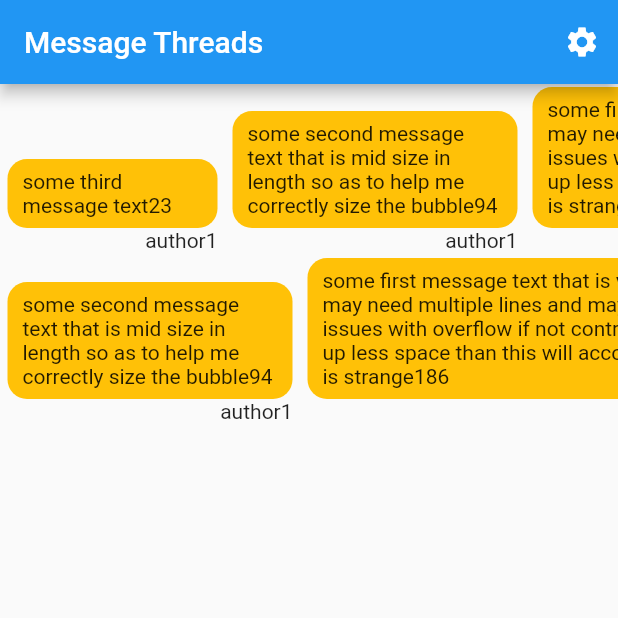
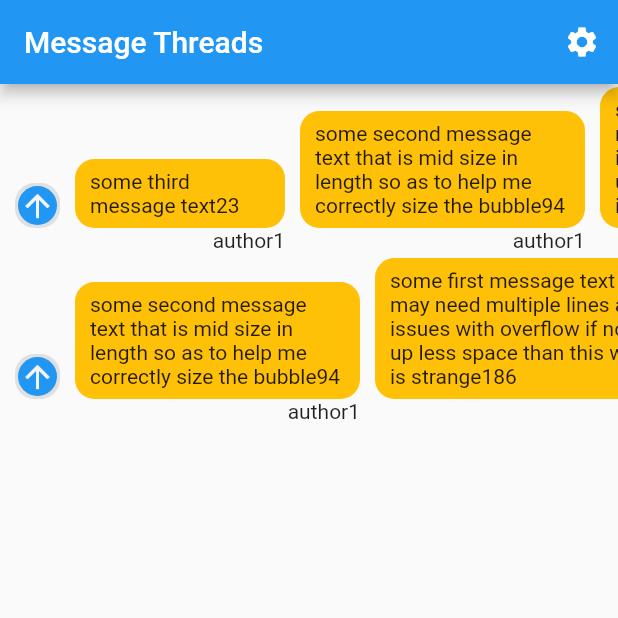
Before and after one commit to spatulea/skelly, a Flutter app: the screen it shows after launch, on a phone screen of 412 x 824 dp, the top half of it. Run offline on Flutter 3.47's test engine with Material 2 defaults, Android fonts, the phone set to English and light mode, and no system bars; our stand-ins replace cloud_firestore; accounts and stored records are empty; generated files the repository leaves out were written again.

Commit message:
Now with a textfield!

```diff
--- a/lib/src/message/message_thread.dart
+++ b/lib/src/message/message_thread.dart
@@ -1,15 +1,22 @@
 import 'package:flutter/material.dart';
+import 'package:skelly/src/message/options_bubble.dart';
+import 'package:skelly/src/message/thread_controller.dart';
 
 import 'message.dart';
 import 'message_bubble.dart';
 
 class MessageThread extends StatelessWidget {
-  MessageThread({Key? key, required this.thread}) : super(key: key);
+  MessageThread(
+      {Key? key, required this.threadController, required this.threadIndex})
+      : super(key: key);
 
-  final Thread thread;
+  final ThreadController threadController;
+  final int threadIndex;
 
   @override
   Widget build(BuildContext context) {
+    final Thread thread = threadController.threads[threadIndex];
+
     return SingleChildScrollView(
         scrollDirection: Axis.horizontal,
         child: Row(
@@ -17,7 +24,11 @@ class MessageThread extends StatelessWidget {
           children: <Widget>[
             // TODO optimize building of large threads
             for (var message in thread.messages.values)
-              MessageBubble(message: message)
+              MessageBubble(message: message),
+            OptionsBubble(
+              threadController: threadController,
+              threadIndex: threadIndex,
+            ),
           ].reversed.toList(),
         ));
   }
--- /dev/null
+++ b/lib/src/message/options_bubble.dart
@@ -0,0 +1,102 @@
+import 'package:flutter/material.dart';
+import 'package:flutter/services.dart';
+import 'package:skelly/src/message/send_button.dart';
+import 'package:skelly/src/message/thread_controller.dart';
+
+class OptionsBubble extends StatefulWidget {
+  const OptionsBubble(
+      {Key? key, required this.threadController, required this.threadIndex})
+      : super(key: key);
+
+  final ThreadController threadController;
+  final int threadIndex;
+
+  @override
+  State<OptionsBubble> createState() => _OptionsBubbleState();
+}
+
+class _OptionsBubbleState extends State<OptionsBubble> {
+  late bool buttonMode;
+
+  @override
+  void initState() {
+    buttonMode = true;
+    // TODO: implement initState
+    super.initState();
+  }
+
+  @override
+  Widget build(BuildContext context) {
+    return Column(
+      children: [
+        Row(
+          children: [
+            AnimatedContainer(
+                duration: const Duration(seconds: 2),
+                curve: Curves.fastLinearToSlowEaseIn,
+                margin: const EdgeInsets.fromLTRB(10, 2, 5, 2),
+                padding: buttonMode
+                    ? const EdgeInsets.fromLTRB(2, 2, 2, 2)
+                    : const EdgeInsets.fromLTRB(10, 10, 10, 10),
+                decoration: BoxDecoration(
+                  color: Colors.grey.shade300,
+                  borderRadius: BorderRadius.circular(13),
+                ),
+                width:
+                    buttonMode ? 30 : MediaQuery.of(context).size.width - 150,
+                child: Row(
+                  crossAxisAlignment: CrossAxisAlignment.end,
+                  children: [
+                    Expanded(
+                      child: buttonMode
+                          ? Container()
+                          : const TextField(
+                              textAlignVertical: TextAlignVertical.bottom,
+                              decoration: InputDecoration(
+                                  counterText: '',
+                                  contentPadding: EdgeInsets.all(2),
+                                  border: InputBorder.none,
+                                  isDense: true),
+                              minLines: 1,
+                              maxLines: 8,
+                              maxLength: 200,
+                              autofocus: true,
+                            ),
+                    ),
+                    SendButton(
+                        height: 26,
+                        width: 26,
+                        onSubmit: () => setState(() {
+                              buttonMode = !buttonMode;
+                            })),
+                  ],
+                )),
+          ],
+        ),
+        // Empty text container to match height to message bubble author label
+        const Text(
+          '',
+          textAlign: TextAlign.end,
+        ),
+      ],
+    );
+  }
+
+  @override
+  void dispose() {
+    // TODO: implement dispose
+    super.dispose();
+  }
+}
+
+
+
+                  // ? IconButton(
+                  //     iconSize: 30,
+                  //     icon: const Icon(Icons.add),
+                  //     onPressed: () {
+                  //       setState(() {
+                  //         buttonMode = false;
+                  //       });
+                  //     },
+                  //   )
--- /dev/null
+++ b/lib/src/message/send_button.dart
@@ -0,0 +1,34 @@
+import 'package:flutter/material.dart';
+
+class SendButton extends StatelessWidget {
+  const SendButton({
+    Key? key,
+    this.width = 26,
+    this.height = 26,
+    this.onSubmit,
+  }) : super(key: key);
+
+  final VoidCallback? onSubmit;
+  final double width;
+  final double height;
+
+  @override
+  Widget build(BuildContext context) {
+    return GestureDetector(
+      child: Container(
+        width: width,
+        height: height,
+        padding: const EdgeInsets.all(0),
+        decoration: BoxDecoration(
+          color: Colors.blue,
+          borderRadius: BorderRadius.circular(13),
+        ),
+        child: Icon(
+          Icons.arrow_upward,
+          color: Colors.grey.shade100,
+        ),
+      ),
+      onTap: onSubmit ?? () {},
+    );
+  }
+}
--- a/lib/src/message/thread_list_view.dart
+++ b/lib/src/message/thread_list_view.dart
@@ -1,5 +1,6 @@
 import 'package:cloud_firestore/cloud_firestore.dart';
 import 'package:flutter/material.dart';
+import 'package:skelly/src/message/options_bubble.dart';
 import 'package:skelly/src/message/thread_controller.dart';
 
 import '../settings/settings_view.dart';
@@ -37,8 +38,7 @@ class ThreadListView extends StatelessWidget {
                 ),
               ],
             ),
-            body: Container(
-              child: ListView.builder(
+            body: ListView.builder(
               // Providing a restorationId allows the ListView to restore the
               // scroll position when a user leaves and returns to the app after it
               // has been killed while running in the background.
@@ -61,17 +61,11 @@ class ThreadListView extends StatelessWidget {
                 //         SampleItemDetailsView.routeName,
                 //       );
                 //     });
-                  return GestureDetector(
-                      onTap: () async {
-                        threadController.putToThread(
-                            'threadId1',
-                            'moar! MOAR!' +
-                                Timestamp.now().toDate().toIso8601String());
+                return MessageThread(
+                  threadController: threadController,
+                  threadIndex: index,
+                );
               },
-                      child: MessageThread(
-                          thread: threadController.threads[index]));
-                },
-              ),
             ),
           );
         });
```
Lines whose indentation alone changed are shown as unchanged.
